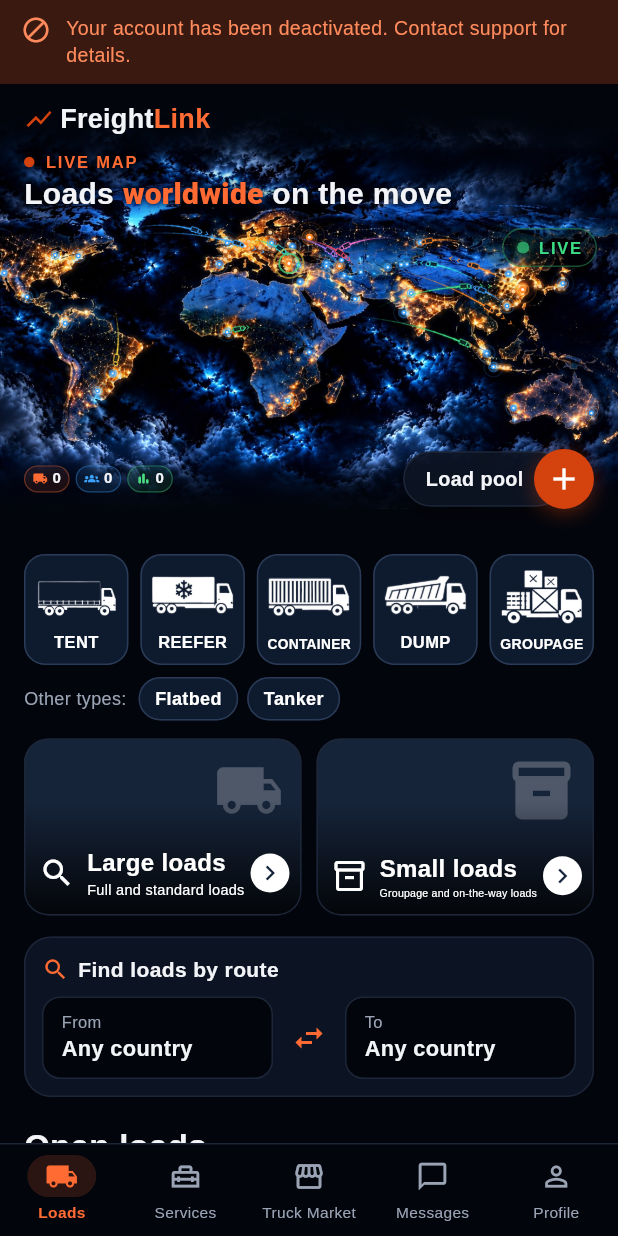
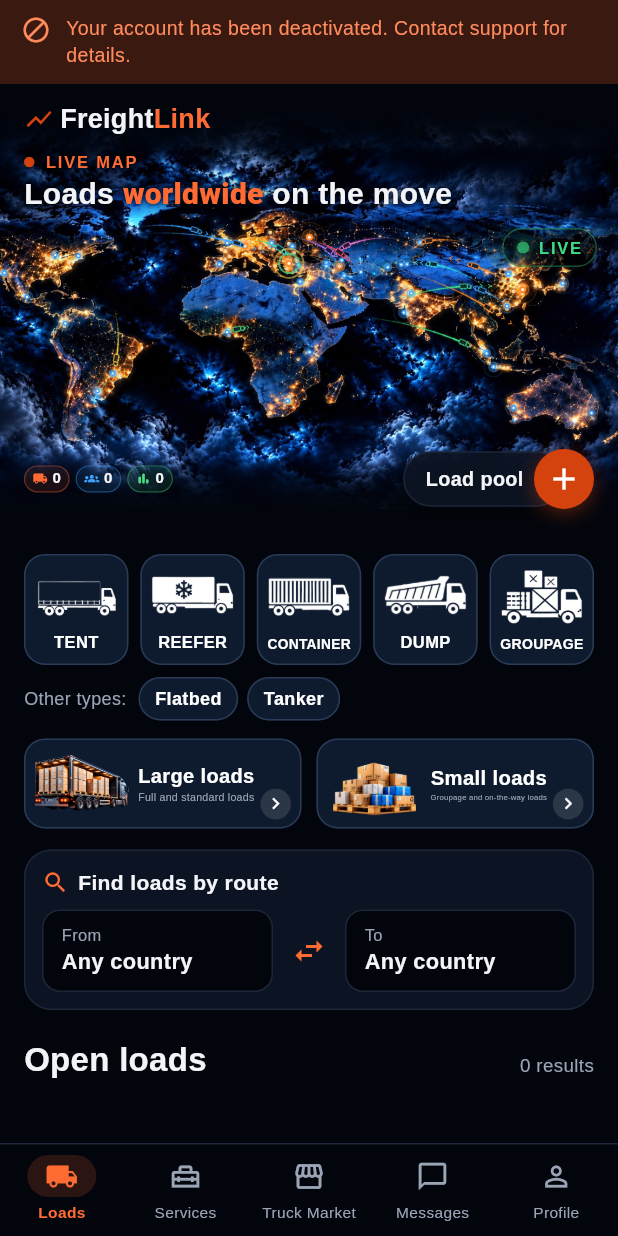
Before and after one commit to xalid9111/freightlink-test, a Flutter app: the screen it shows once a user with an empty profile is signed in, on a phone screen of 412 x 824 dp. Run offline on Flutter 3.47's test engine with Material 3 defaults, Android fonts, the phone set to English and light mode, and no system bars; our stand-ins replace audioplayers, equatable, file_picker, flutter_dotenv, flutter_map, flutter_riverpod and 8 more; missing offline and left inert: dart:js_interop, record; accounts and stored records are empty; network calls fail; project files that could hold a hidden picture were left out.

Commit message:
Big/small load cards: half the size, owner's cut-out pictures
- Cards are half as tall (phone 60, computer 64): picture on the left,
  texts on the right, round arrow; chosen card orange-framed with a glow.
- Owner's transparent PNGs (truck with pallets, pallet of boxes) for
  day and night; an admin picture still replaces it.

Co-Authored-By: Claude Opus 5.5 <noreply@anthropic.com>
Claude-Session: https://claude.ai/code/session_01TwoedHDaZ4iZm6AS71Mrpj

```diff
--- a/lib/features/cargo/presentation/cargo_marketplace_desktop.dart
+++ b/lib/features/cargo/presentation/cargo_marketplace_desktop.dart
@@ -103,7 +103,7 @@ class _DesktopMarketplace extends ConsumerWidget {
                   child: Row(crossAxisAlignment: CrossAxisAlignment.start, children: [
                     Expanded(flex: 5, child: CargoTypeTiles(strings: strings, tileHeight: 96, onChanged: _scrollToFeed)),
                     const SizedBox(width: 16),
-                    Expanded(flex: 4, child: CargoSizeCards(strings: strings, height: 128, onChanged: _scrollToFeed)),
+                    Expanded(flex: 4, child: CargoSizeCards(strings: strings, height: 64, onChanged: _scrollToFeed)),
                   ]),
                 ),
               ),
--- a/lib/features/cargo/presentation/cargo_marketplace_screen.dart
+++ b/lib/features/cargo/presentation/cargo_marketplace_screen.dart
@@ -98,7 +98,7 @@ class CargoMarketplaceScreen extends ConsumerWidget {
                 child: Column(crossAxisAlignment: CrossAxisAlignment.stretch, children: [
                   CargoTypeTiles(strings: strings, tileHeight: 74, onChanged: _scrollToFeed),
                   const SizedBox(height: 12),
-                  CargoSizeCards(strings: strings, height: 118, onChanged: _scrollToFeed),
+                  CargoSizeCards(strings: strings, height: 60, onChanged: _scrollToFeed),
                 ]),
               ),
             ),
--- a/lib/features/cargo/presentation/widgets/cargo_category_bar.dart
+++ b/lib/features/cargo/presentation/widgets/cargo_category_bar.dart
@@ -153,7 +153,7 @@ class CargoSizeCards extends ConsumerWidget {
   final AppStrings strings;
   final double height;
   final VoidCallback? onChanged;
-  const CargoSizeCards({super.key, required this.strings, this.height = 128, this.onChanged});
+  const CargoSizeCards({super.key, required this.strings, this.height = 64, this.onChanged});
 
   @override
   Widget build(BuildContext context, WidgetRef ref) {
@@ -168,7 +168,7 @@ class CargoSizeCards extends ConsumerWidget {
             key: ValueKey('size-${c.size}'),
             title: strings.t(c.titleKey),
             subtitle: strings.t(c.subtitleKey),
-            icon: c.size == kLoadSizeBig ? Icons.search : Icons.inventory_2_outlined,
+            asset: 'assets/images/cargo/size_${c.size}.png',
             imageUrl: pictures[c.size],
             selected: f.size == c.size,
             height: height,
@@ -194,8 +194,7 @@ class CargoSizeCards extends ConsumerWidget {
 }
 
 class _SizeCard extends StatelessWidget {
-  final String title, subtitle, editTooltip;
-  final IconData icon;
+  final String title, subtitle, editTooltip, asset;
   final String? imageUrl;
   final bool selected;
   final double height;
@@ -205,7 +204,7 @@ class _SizeCard extends StatelessWidget {
     super.key,
     required this.title,
     required this.subtitle,
-    required this.icon,
+    required this.asset,
     required this.imageUrl,
     required this.selected,
     required this.height,
@@ -216,87 +215,85 @@ class _SizeCard extends StatelessWidget {
 
   @override
   Widget build(BuildContext context) {
-    // Plain card when there is no picture: the dark tile colour, never a
-    // made-up photo.
-    final plain = Container(
-      color: AppColors.sizeCardBg,
-      alignment: Alignment.topRight,
-      padding: const EdgeInsets.all(12),
-      child: Icon(icon == Icons.search ? Icons.local_shipping : Icons.inventory_2, size: 46, color: Colors.white24),
+    // Owner's picture (21.10.2026): a light card (dark at night), the
+    // cut-out picture on the left, the texts on the right, a round arrow;
+    // the chosen card is orange-framed with a soft orange glow.
+    final day = AppColors.isDay;
+    final bg = selected ? AppColors.tileSelectedBg : (day ? AppColors.cardAlt : AppColors.tileBg);
+    final picture = imageUrl == null
+        ? Image.asset(asset, fit: BoxFit.contain)
+        : ClipRRect(
+            borderRadius: BorderRadius.circular(8),
+            child: Image.network(imageUrl!,
+                fit: BoxFit.cover, errorBuilder: (_, __, ___) => Image.asset(asset, fit: BoxFit.contain)),
           );
+    final arrowSize = (height * 0.34).clamp(18.0, 28.0);
     return Material(
-      color: AppColors.sizeCardBg,
-      borderRadius: BorderRadius.circular(16),
-      clipBehavior: Clip.antiAlias,
+      color: bg,
+      borderRadius: BorderRadius.circular(14),
       child: InkWell(
+        borderRadius: BorderRadius.circular(14),
         onTap: onTap,
         child: Container(
           height: height,
-          foregroundDecoration: BoxDecoration(
-            borderRadius: BorderRadius.circular(16),
-            border: Border.all(color: selected ? AppColors.accent : AppColors.line, width: selected ? 2.5 : 1),
+          padding: const EdgeInsets.fromLTRB(6, 5, 6, 5),
+          decoration: BoxDecoration(
+            borderRadius: BorderRadius.circular(14),
+            border: Border.all(color: selected ? AppColors.accent : AppColors.tileLine, width: selected ? 1.6 : 1),
+            boxShadow: selected ? [BoxShadow(color: AppColors.accent.withValues(alpha: 0.30), blurRadius: 10)] : null,
           ),
-          child: Stack(fit: StackFit.expand, children: [
-            if (imageUrl == null)
-              plain
-            else
-              Image.network(imageUrl!, fit: BoxFit.cover, errorBuilder: (_, __, ___) => plain),
-            const DecoratedBox(
-              decoration: BoxDecoration(
-                gradient: LinearGradient(
-                  begin: Alignment.topCenter,
-                  end: Alignment.bottomCenter,
-                  colors: [Color(0x00000000), Color(0xD9000000)],
-                  stops: [0.35, 1],
-                ),
-              ),
-            ),
-            Positioned(
-              left: 10,
-              right: 8,
-              bottom: 10,
           child: Row(children: [
-                Icon(icon, color: Colors.white, size: 24),
-                const SizedBox(width: 8),
+            SizedBox(width: height * 1.05, child: picture),
+            const SizedBox(width: 6),
             Expanded(
-                  child: Column(crossAxisAlignment: CrossAxisAlignment.start, mainAxisSize: MainAxisSize.min, children: [
+              child: Column(
+                crossAxisAlignment: CrossAxisAlignment.start,
+                mainAxisAlignment: MainAxisAlignment.center,
+                children: [
                   FittedBox(
                     fit: BoxFit.scaleDown,
                     alignment: Alignment.centerLeft,
                     child: Text(title,
-                          maxLines: 1,
-                          style: const TextStyle(color: Colors.white, fontSize: 16, fontWeight: FontWeight.w800)),
+                        maxLines: 1, style: TextStyle(color: AppColors.tileFg, fontSize: 14, fontWeight: FontWeight.w800)),
                   ),
                   FittedBox(
                     fit: BoxFit.scaleDown,
                     alignment: Alignment.centerLeft,
-                      child: Text(subtitle, maxLines: 1, style: const TextStyle(color: Colors.white, fontSize: 11.5)),
+                    child: Text(subtitle, maxLines: 1, style: TextStyle(color: AppColors.textSoft, fontSize: 10.5)),
+                  ),
+                ],
+              ),
+            ),
+            const SizedBox(width: 4),
+            // Pencil (admins) on top, the round arrow at the bottom — never over the texts.
+            SizedBox(
+              width: arrowSize,
+              child: Column(mainAxisAlignment: MainAxisAlignment.spaceBetween, children: [
+                if (onEdit != null)
+                  Material(
+                    color: Colors.black54,
+                    shape: const CircleBorder(),
+                    child: InkWell(
+                      customBorder: const CircleBorder(),
+                      onTap: onEdit,
+                      child: Tooltip(
+                        message: editTooltip,
+                        child: const Padding(padding: EdgeInsets.all(3), child: Icon(Icons.edit, size: 11, color: Colors.white)),
+                      ),
+                    ),
+                  )
+                else
+                  const SizedBox.shrink(),
+                Container(
+                  width: arrowSize,
+                  height: arrowSize,
+                  decoration: BoxDecoration(
+                    shape: BoxShape.circle,
+                    color: selected ? AppColors.accent : (day ? AppColors.line : Colors.white12),
+                  ),
+                  child: Icon(Icons.chevron_right, size: arrowSize * 0.75, color: selected ? Colors.white : AppColors.tileFg),
                 ),
               ]),
-                ),
-                const SizedBox(width: 4),
-                Container(
-                  width: 26,
-                  height: 26,
-                  decoration: const BoxDecoration(color: Colors.white, shape: BoxShape.circle),
-                  child: const Icon(Icons.chevron_right, size: 20, color: AppColors.sizeCardBg),
-                ),
-              ]),
-            ),
-            if (onEdit != null)
-              Positioned(
-                right: 6,
-                top: 6,
-                child: Material(
-                  color: Colors.black54,
-                  shape: const CircleBorder(),
-                  child: IconButton(
-                    tooltip: editTooltip,
-                    visualDensity: VisualDensity.compact,
-                    onPressed: onEdit,
-                    icon: const Icon(Icons.edit, size: 18, color: Colors.white),
-                  ),
-                ),
             ),
           ]),
         ),
```
Also changed, not shown: assets/images/cargo/size_big.png (added), assets/images/cargo/size_small.png (added). Lines whose indentation alone changed are shown as unchanged.
